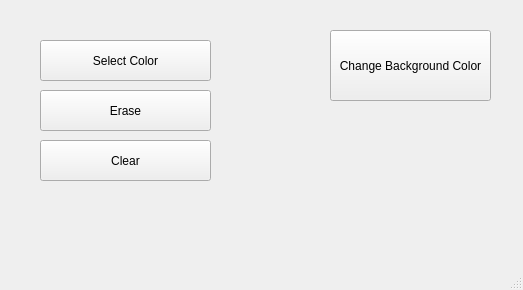
Old version of the form doodleBob.ui in the repository laurenduffitt/finalProject_juniorDesign.
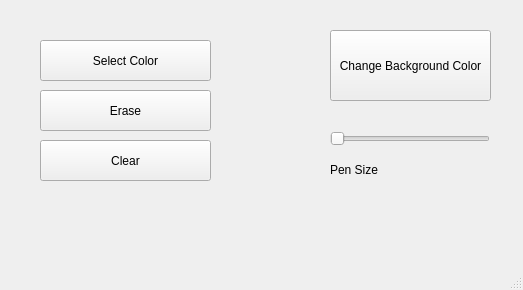
New version of the form.

Commit message: pen size works

```diff
--- a/doodleBob.ui
+++ b/doodleBob.ui
@@ -27,19 +27,6 @@
      <string>Select Color</string>
     </property>
    </widget>
-   <widget class="QLabel" name="currColor">
-    <property name="geometry">
-     <rect>
-      <x>280</x>
-      <y>40</y>
-      <width>251</width>
-      <height>141</height>
-     </rect>
-    </property>
-    <property name="text">
-     <string/>
-    </property>
-   </widget>
    <widget class="QPushButton" name="clearPush">
     <property name="geometry">
      <rect>
@@ -79,6 +66,32 @@
      <string>Change Background Color</string>
     </property>
    </widget>
+   <widget class="QSlider" name="slider">
+    <property name="geometry">
+     <rect>
+      <x>330</x>
+      <y>130</y>
+      <width>160</width>
+      <height>18</height>
+     </rect>
+    </property>
+    <property name="orientation">
+     <enum>Qt::Horizontal</enum>
+    </property>
+   </widget>
+   <widget class="QLabel" name="label">
+    <property name="geometry">
+     <rect>
+      <x>330</x>
+      <y>160</y>
+      <width>161</width>
+      <height>20</height>
+     </rect>
+    </property>
+    <property name="text">
+     <string>Pen Size</string>
+    </property>
+   </widget>
   </widget>
   <widget class="QMenuBar" name="menubar">
    <property name="geometry">
```
The commit also changes 1 other file.
